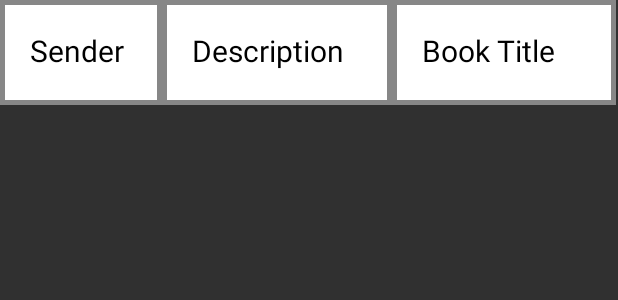
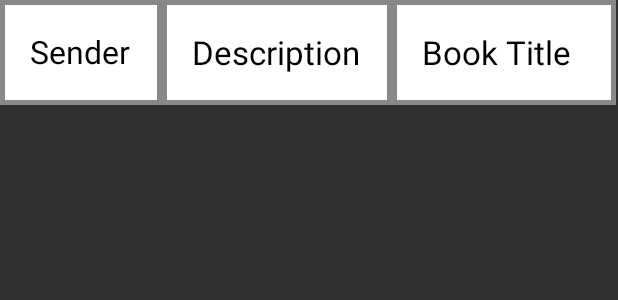
Before and after one commit to CMPUT-301-Fall2020/CMPUT301F20T36, an Android app: the layout message_content.xml on its own in the app's theme, with its tools: preview values and no code run, on a phone screen of 412 x 824 dp. Shown: the top 300 px of the screen. Run offline under Robolectric (Android 15) with nearby library versions, the phone set to English and light mode, and no system bars.

Commit message:
auto sizing in message

```diff
--- a/BOOK_MASTER/app/src/main/res/layout/message_content.xml
+++ b/BOOK_MASTER/app/src/main/res/layout/message_content.xml
@@ -7,6 +7,7 @@
         android:id="@+id/message_content_sender"
         android:layout_width="108dp"
         android:layout_height="70dp"
+        android:autoSizeTextType="uniform"
         android:autoSizeMaxTextSize="30dp"
         android:autoSizeMinTextSize="2dp"
         android:background="@drawable/message_content_background"
@@ -24,6 +25,8 @@
         android:layout_height="70dp"
         android:autoSizeMaxTextSize="30dp"
         android:autoSizeMinTextSize="2dp"
+        android:autoSizeTextType="uniform"
+        android:gravity="left"
         android:background="@drawable/message_content_background"
         android:maxLines="3"
         android:padding="20dp"
@@ -37,6 +40,8 @@
         android:layout_height="70dp"
         android:autoSizeMaxTextSize="30dp"
         android:autoSizeMinTextSize="2dp"
+        android:autoSizeTextType="uniform"
+        android:gravity="left"
         android:background="@drawable/message_content_background"
         android:maxLines="3"
         android:padding="20dp"
```
